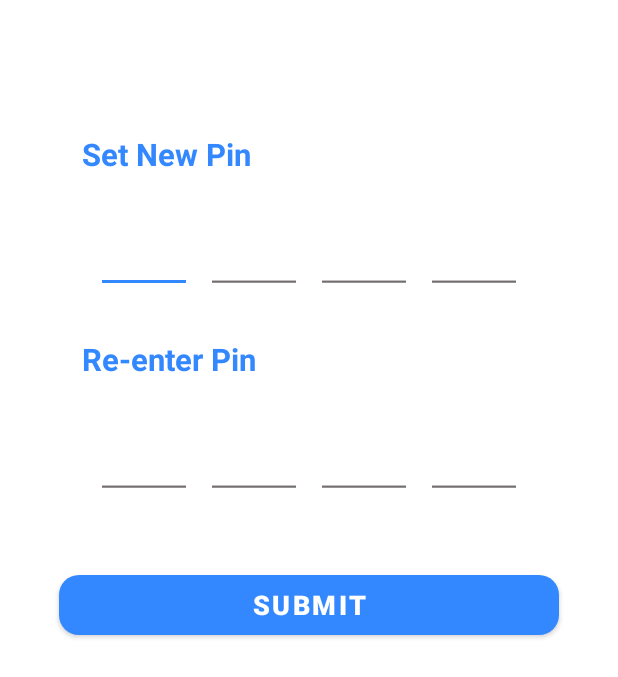
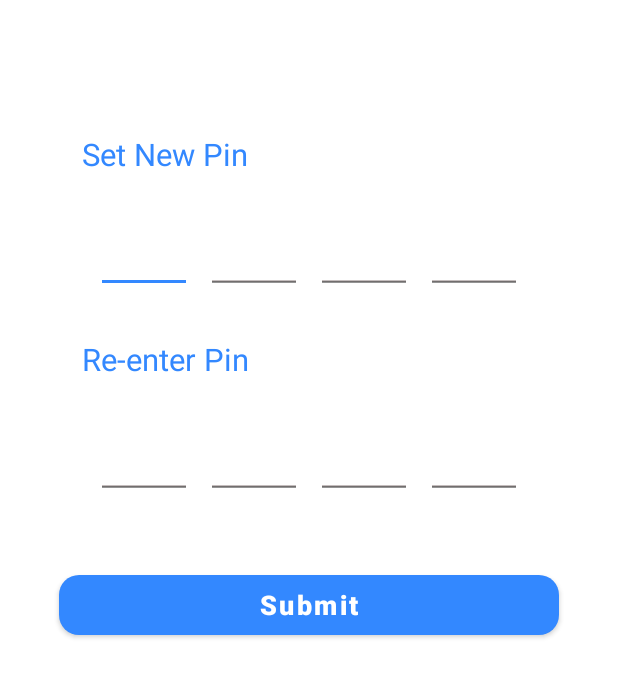
Before and after one commit to Pratik-Dhage/SmartCallNew, an Android app: the MPinActivity screen opened directly, with no data from a screen before it, on a phone screen of 412 x 824 dp. Shown: the top 677 px of the screen. Run offline under Robolectric (Android 15) with nearby library versions, the phone set to English and light mode, and no system bars; our stand-ins replace data binding, sdp/ssp sizes.

Commit message:
button text textAllCaps false, and text style changes

```diff
--- a/app/src/main/res/layout/activity_login_with_mpin.xml
+++ b/app/src/main/res/layout/activity_login_with_mpin.xml
@@ -10,6 +10,7 @@
 
     <TextView
         android:text="@string/enter_mpin"
+        android:textStyle="normal"
         style="@style/heading_text_style"
         app:layout_constraintTop_toTopOf="parent"
         android:layout_marginTop="@dimen/_80sdp"
--- a/app/src/main/res/layout/activity_mpin.xml
+++ b/app/src/main/res/layout/activity_mpin.xml
@@ -19,6 +19,7 @@
     <TextView
         android:text="@string/set_new_pin"
         style="@style/heading_text_style"
+        android:textStyle="normal"
         app:layout_constraintStart_toStartOf="@id/clMPIN1"
         android:layout_marginBottom="@dimen/_10sdp"
         app:layout_constraintBottom_toTopOf="@id/clMPIN1"
@@ -128,6 +129,7 @@
     <TextView
         android:text="@string/re_enter_pin"
         style="@style/heading_text_style"
+        android:textStyle="normal"
         app:layout_constraintStart_toStartOf="@id/clMPIN1"
         android:layout_marginBottom="@dimen/_10sdp"
         app:layout_constraintBottom_toTopOf="@id/clMPIN2"
--- a/app/src/main/res/values/strings.xml
+++ b/app/src/main/res/values/strings.xml
@@ -19,7 +19,7 @@
     <string name="enter_user_id">Enter User ID</string>
     <string name="enter_your_user_id">Enter your User ID</string>
     <string name="enter_password">Enter Password</string>
-    <string name="login">LOGIN</string>
+    <string name="login">Login</string>
     <string name="forgot_password">Forgot Password?</string>
     <string name="first_time_user">First Time User?</string>
     <string name="sign_up">Sign Up</string>
--- a/app/src/main/res/values/style.xml
+++ b/app/src/main/res/values/style.xml
@@ -71,7 +71,7 @@
         <item name="android:layout_width">match_parent</item>
         <item name="android:layout_height">@dimen/_40sdp</item>
         <item name="android:textAlignment">center</item>
-        <item name="textAllCaps">true</item>
+        <item name="textAllCaps">false</item>
         <item name="backgroundTint">@color/textBlue</item>
         <item name="cornerRadius">@dimen/_10sdp</item>
         <item name="android:textStyle">bold</item>
```
Also changed, not shown: app/src/main/java/com/example/test/otp/OTPVerifyActivity.java (+3 -0 lines).
